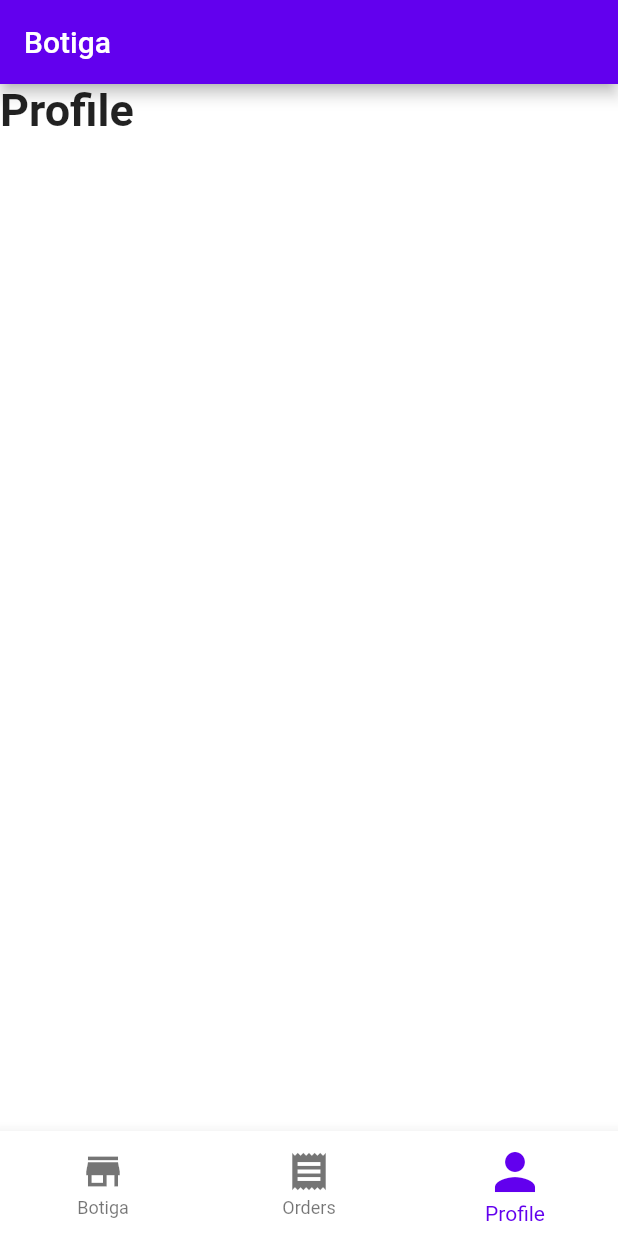
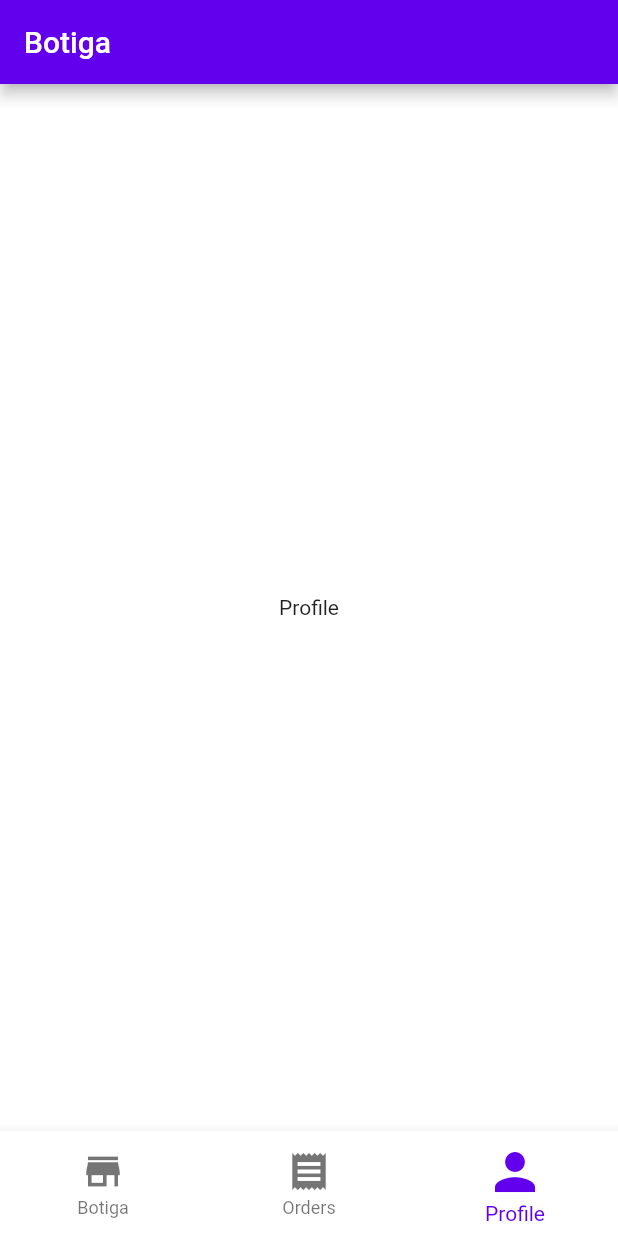
Before and after one commit to varmeh/botigaApp, a Flutter app: the screen it shows after launch, item 3 of the bottom bar chosen, on a phone screen of 412 x 824 dp. Run offline on Flutter 3.47's test engine with Material 2 defaults, Android fonts, the phone set to English and light mode, and no system bars; our stand-ins replace expandable.

Commit message:
empty profile screen added

```diff
--- /dev/null
+++ b/lib/app/profile/profileListScreen.dart
@@ -0,0 +1,19 @@
+import 'package:flutter/material.dart';
+
+class ProfileListScreen extends StatefulWidget {
+  ProfileListScreen({Key key}) : super(key: key);
+
+  @override
+  _ProfileListScreenState createState() => _ProfileListScreenState();
+}
+
+class _ProfileListScreenState extends State<ProfileListScreen> {
+  @override
+  Widget build(BuildContext context) {
+    return Container(
+      child: Center(
+        child: Text('Profile'),
+      ),
+    );
+  }
+}
--- a/lib/app/tabbar.dart
+++ b/lib/app/tabbar.dart
@@ -2,6 +2,7 @@ import 'package:flutter/material.dart';
 
 import 'stores/storeListScreen.dart';
 import 'orders/orderListScreen.dart';
+import 'profile/profileListScreen.dart';
 
 class Tabbar extends StatefulWidget {
   static String route = 'tabbar';
@@ -16,10 +17,7 @@ class _TabbarState extends State<Tabbar> {
   static List<Widget> _selectedTab = [
     StoreListScreen(),
     OrderListScreen(),
-    Text(
-      'Profile',
-      style: TextStyle(fontSize: 30, fontWeight: FontWeight.bold),
-    ),
+    ProfileListScreen(),
   ];
 
   @override
```
